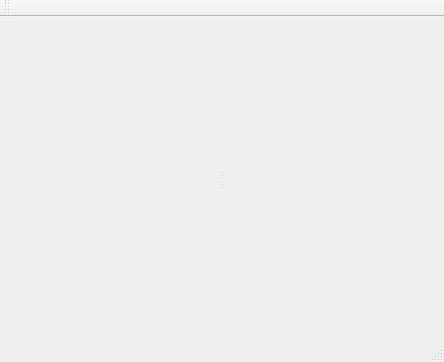
First picture: the form in test_app_ui.ui, repository wonderworks-software/PyFlow, before the edit.
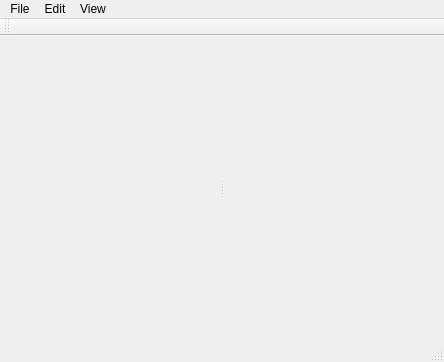
Second picture: the form after the edit.

```diff
--- a/test_app_ui.ui
+++ b/test_app_ui.ui
@@ -40,6 +40,25 @@
      <height>18</height>
     </rect>
    </property>
+   <widget class="QMenu" name="menuEdit">
+    <property name="title">
+     <string>Edit</string>
+    </property>
+    <addaction name="actionDelete"/>
+   </widget>
+   <widget class="QMenu" name="menuView">
+    <property name="title">
+     <string>View</string>
+    </property>
+   </widget>
+   <widget class="QMenu" name="menuFile">
+    <property name="title">
+     <string>File</string>
+    </property>
+   </widget>
+   <addaction name="menuFile"/>
+   <addaction name="menuEdit"/>
+   <addaction name="menuView"/>
   </widget>
   <widget class="QToolBar" name="toolBar">
    <property name="windowTitle">
```
Left out of the diff: 5 changed lines with no effect on the pictures.
